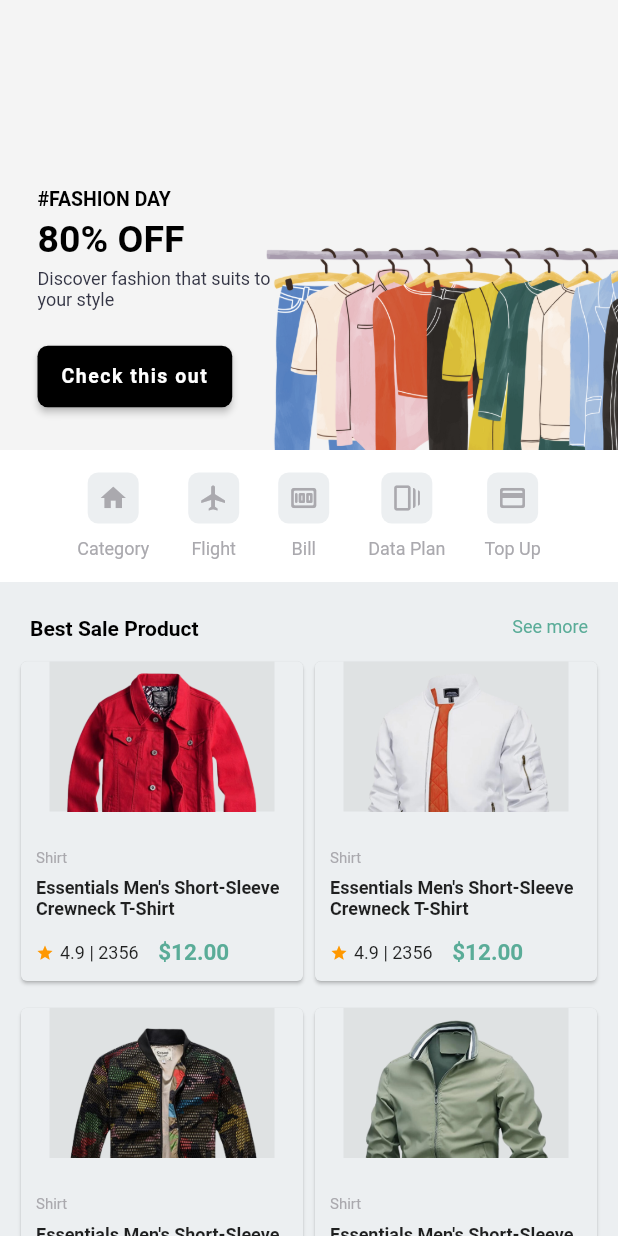
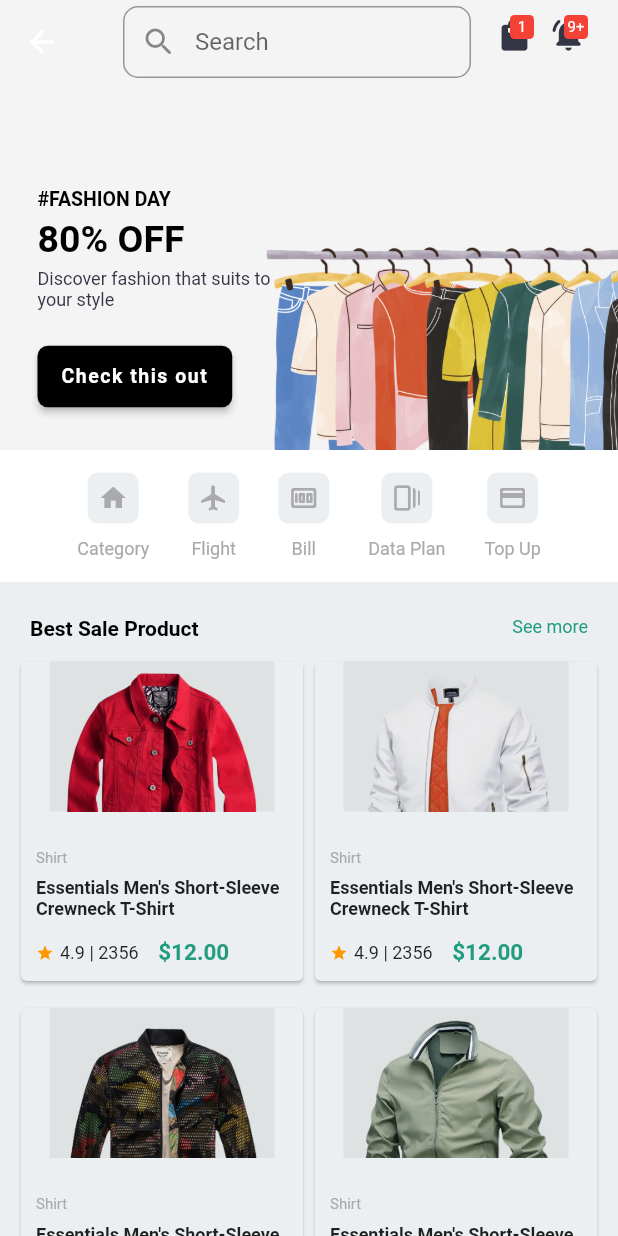
Before and after one commit to igefadele/monie_ecom, a Flutter app: the screen it shows after launch, after a tap on "80% OFF", on a phone screen of 412 x 824 dp. Run offline on Flutter 3.47's test engine with Material 2 defaults, Android fonts, the phone set to English and light mode, and no system bars; drawn by our look-alikes of carousel_slider.

Commit message:
appBar search and action icons settled, also scrollController added

```diff
--- a/lib/res/custom_colors.dart
+++ b/lib/res/custom_colors.dart
@@ -1,7 +1,7 @@
 import 'package:flutter/material.dart';
 
 class Palette {
-  static const Color monieGreen = Color(0xFF5AAC98);
+  static const Color monieGreen = Color(0xFF229C7E);
   static const Color monieBlack1 = Color(0xFF000000);
   static const Color monieBlack2 = Color(0xFF06060B);
   static const Color monieBlack3 = Color(0xFF343545);
--- /dev/null
+++ b/lib/screens/home/components/search_bar_form.dart
@@ -0,0 +1,36 @@
+import 'package:flutter/material.dart';
+import 'package:moniepointtest/res/custom_colors.dart';
+
+class SearchBarForm extends StatelessWidget {
+  const SearchBarForm({super.key});
+
+  @override
+  Widget build(BuildContext context) {
+    return Container(
+      padding: const EdgeInsets.only(
+        bottom: 20,
+        top: 20,
+        left: 10,
+      ),
+      child: TextFormField(
+        autofocus: false,
+        //textInputAction: TextInputAction.done,
+        decoration: InputDecoration(
+          prefixIcon: const Icon(Icons.search_rounded),
+          contentPadding: const EdgeInsets.fromLTRB(5, 5, 5, 5),
+          hintText: "Search",
+          border: OutlineInputBorder(
+            borderRadius: BorderRadius.circular(10),
+          ),
+          focusedBorder: OutlineInputBorder(
+            borderRadius: BorderRadius.circular(8.0),
+            borderSide: const BorderSide(
+              color: Palette.monieGrey3,
+              width: 2,
+            ),
+          ),
+        ),
+      ),
+    );
+  }
+}
--- /dev/null
+++ b/lib/screens/home/components/search_bar_icons.dart
@@ -0,0 +1,86 @@
+import 'package:flutter/material.dart';
+import 'package:moniepointtest/res/custom_colors.dart';
+
+class SearchBarIcons extends StatelessWidget {
+  const SearchBarIcons({super.key});
+
+  @override
+  Widget build(BuildContext context) {
+    return Padding(
+      padding: const EdgeInsets.only(
+        bottom: 20,
+        top: 10,
+      ),
+      child: Row(
+        children: <Widget>[
+          Stack(
+            children: [
+              const Icon(
+                Icons.shopping_bag_rounded,
+                color: Palette.monieBlack3,
+                size: 26,
+              ),
+              Positioned(
+                top: 0,
+                right: 0,
+                child: Container(
+                  padding: const EdgeInsets.all(2),
+                  decoration: BoxDecoration(
+                    color: Colors.red,
+                    shape: BoxShape.rectangle,
+                    borderRadius: BorderRadius.circular(3),
+                  ),
+                  constraints: const BoxConstraints(
+                    minWidth: 16,
+                    minHeight: 16,
+                  ),
+                  child: const Text(
+                    '1',
+                    style: TextStyle(
+                      color: Colors.white,
+                      fontSize: 10,
+                    ),
+                    textAlign: TextAlign.center,
+                  ),
+                ),
+              ),
+            ],
+          ),
+          const SizedBox(width: 10),
+          Stack(
+            children: [
+              const Icon(
+                Icons.notifications_active_rounded,
+                color: Palette.monieBlack3,
+                size: 26,
+              ),
+              Positioned(
+                top: 0,
+                right: 0,
+                child: Container(
+                  padding: const EdgeInsets.all(2),
+                  decoration: BoxDecoration(
+                    color: Colors.red,
+                    borderRadius: BorderRadius.circular(3),
+                  ),
+                  constraints: const BoxConstraints(
+                    minWidth: 16,
+                    minHeight: 16,
+                  ),
+                  child: const Text(
+                    '9+',
+                    style: TextStyle(
+                      color: Colors.white,
+                      fontSize: 10,
+                    ),
+                    textAlign: TextAlign.center,
+                  ),
+                ),
+              ),
+            ],
+          ),
+        ],
+      ),
+    );
+  }
+}
--- a/lib/screens/home/home_screen.dart
+++ b/lib/screens/home/home_screen.dart
@@ -3,6 +3,8 @@ import 'package:flutter/material.dart';
 import 'package:moniepointtest/screens/home/components/home_button_row.dart';
 import 'package:moniepointtest/screens/home/components/home_product_section.dart';
 import 'package:moniepointtest/screens/home/components/home_slider.dart';
+import 'package:moniepointtest/screens/home/components/search_bar_form.dart';
+import 'package:moniepointtest/screens/home/components/search_bar_icons.dart';
 
 class HomeScreen extends StatefulWidget {
   const HomeScreen({super.key});
@@ -12,14 +14,52 @@ class HomeScreen extends StatefulWidget {
 }
 
 class HomeScreenState extends State<HomeScreen> {
+  ScrollController _scrollController = ScrollController();
+  bool _showAppBarBackground = false;
+
+  @override
+  void initState() {
+    super.initState();
+    _scrollController.addListener(() {
+      if (_scrollController.offset > 0 && !_showAppBarBackground) {
+        setState(() {
+          _showAppBarBackground = true;
+        });
+      } else if (_scrollController.offset <= 0 && _showAppBarBackground) {
+        setState(() {
+          _showAppBarBackground = false;
+        });
+      }
+    });
+  }
+
+  @override
+  void dispose() {
+    _scrollController.dispose();
+    super.dispose();
+  }
+
   @override
   Widget build(BuildContext context) {
     return Scaffold(
       extendBodyBehindAppBar: true,
       backgroundColor: Colors.transparent,
+      //
+      appBar: AppBar(
+        elevation: 0,
+        backgroundColor:
+            _showAppBarBackground ? Colors.white : Colors.transparent,
+        title: const SearchBarForm(),
+        actions: const [
+          SearchBarIcons(),
+          SizedBox(width: 20),
+        ],
+      ),
       body: SingleChildScrollView(
+        controller: _scrollController,
         child: Column(
           children: const [
+            //HomeSearchBar(),
             HomeSlider(),
             HomeButtonRow(),
             HomeProductSection(),
--- a/lib/wrappers/app_container.dart
+++ b/lib/wrappers/app_container.dart
@@ -45,7 +45,7 @@ class AppContainerState extends State<AppContainer> {
           color: Palette.monieGrey,
           size: 30,
         ),
-        backgroundColor: Palette.monieWhite,
+        backgroundColor: Palette.monieGrey2,
         showSelectedLabels: true,
         showUnselectedLabels: true,
         elevation: 10,
```
